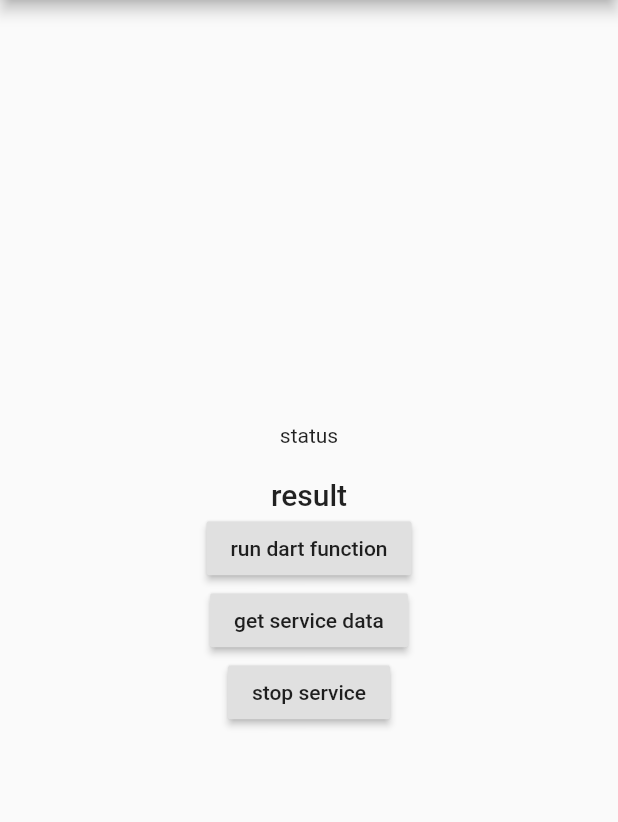
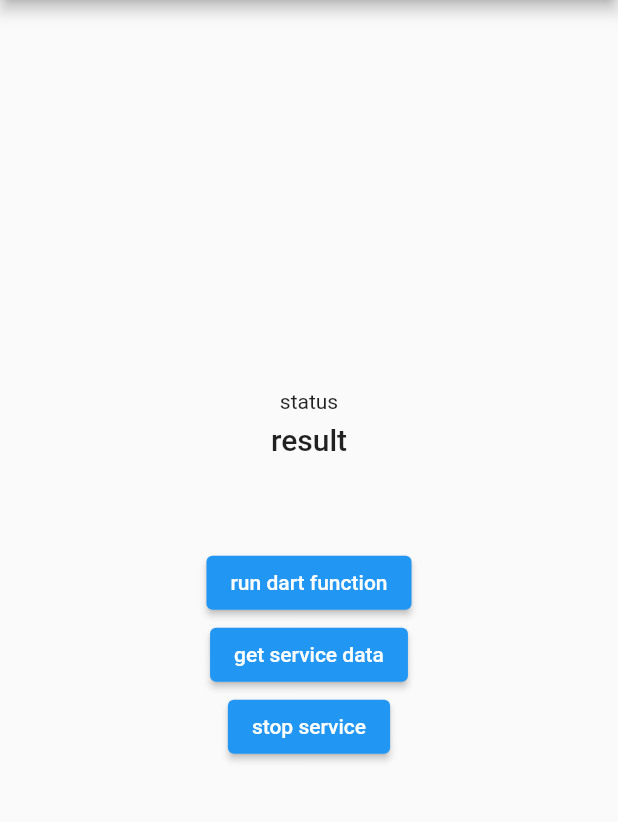
Before and after one commit to easazade/android_long_task, a Flutter app: the screen it shows after launch, on a phone screen of 412 x 824 dp, the part 84-906 px from its top. Run offline on Flutter 3.47's test engine with Material 2 defaults, Android fonts, the phone set to English and light mode, and no system bars.

Commit message:
feature: migrating to null safety

```diff
--- a/example/lib/main.dart
+++ b/example/lib/main.dart
@@ -38,7 +38,7 @@ class _MyHomePageState extends State<MyHomePage> {
 
   @override
   void initState() {
-    AppClient.observe.listen((json) {
+    AppClient.updates.listen((json) {
       var serviceData = AppServiceData.fromJson(json);
       setState(() {
         _status = serviceData.notificationDescription;
@@ -58,9 +58,10 @@ class _MyHomePageState extends State<MyHomePage> {
           mainAxisSize: MainAxisSize.min,
           children: [
             Text('$_status', textAlign: TextAlign.center),
-            SizedBox(height: 20),
+            SizedBox(height: 6),
             Text('$_result', textAlign: TextAlign.center, style: Theme.of(context).textTheme.headline6),
-            RaisedButton(
+            SizedBox(height: 60),
+            ElevatedButton(
               onPressed: () async {
                 try {
                   var result = await AppClient.execute(data);
@@ -73,7 +74,7 @@ class _MyHomePageState extends State<MyHomePage> {
               },
               child: Text('run dart function'),
             ),
-            RaisedButton(
+            ElevatedButton(
               onPressed: () async {
                 try {
                   var result = await AppClient.getData();
@@ -85,7 +86,7 @@ class _MyHomePageState extends State<MyHomePage> {
               },
               child: Text('get service data'),
             ),
-            RaisedButton(
+            ElevatedButton(
               onPressed: () async {
                 try {
                   await AppClient.stopService();
@@ -111,10 +112,10 @@ serviceMain() async {
     var serviceData = AppServiceData.fromJson(initialData);
     for (var i = 0; i < 100; i++) {
       print('dart -> $i');
-      data.progress = i;
-      var result2 = await ServiceClient.update(data);
+      serviceData.progress = i;
+      var result2 = await ServiceClient.update(serviceData);
       if (i > 10) {
-        await ServiceClient.endExecution(data);
+        await ServiceClient.endExecution(serviceData);
         var result = await ServiceClient.stopService();
         print(result);
       }
--- a/lib/long_task/app_client.dart
+++ b/lib/long_task/app_client.dart
@@ -12,11 +12,11 @@ class AppClient {
   static const _STOP_SERVICE = 'STOP_SERVICE';
   static const _RUN_DART_FUNCTION = 'RUN_DART_FUNCTION';
   static const _NOTIFY_UPDATE = 'NOTIFY_UPDATE';
-  static final _serviceDataStreamController = StreamController<Map<String, dynamic>>.broadcast();
+  static final _serviceDataStreamController = StreamController<Map<String, dynamic>?>.broadcast();
   static final MethodChannel channel = MethodChannel(_CHANNEL_NAME)
     ..setMethodCallHandler((call) async {
       if (call.method == _NOTIFY_UPDATE) {
-        var stringData = call.arguments as String;
+        var stringData = call.arguments as String?;
         if (stringData == null)
           _serviceDataStreamController.sink.add(null);
         else {
@@ -42,18 +42,14 @@ class AppClient {
     return json;
   }
 
-  // static Future<void> setInitialData(ServiceData serviceData) async {
-  //   await channel.invokeMethod(_SET_SERVICE_DATA, ServiceDataWrapper(serviceData).toJson());
-  // }
-
-  static Future<Map<String, dynamic>> getData() async {
-    var stringData = await channel.invokeMethod(_GET_SERVICE_DATA);
+  static Future<Map<String, dynamic>?> getData() async {
+    var stringData = await channel.invokeMethod(_GET_SERVICE_DATA) as String?;
     if (stringData == null) return null;
     Map<String, dynamic> json = jsonDecode(stringData);
     return json;
   }
 
-  static Stream<Map<String, dynamic>> get observe {
+  static Stream<Map<String, dynamic>?> get updates {
     try {
       //dirty fix
       getData();
--- a/pubspec.yaml
+++ b/pubspec.yaml
@@ -1,10 +1,10 @@
 name: android_long_task
 description: android long task is a flutter plugin to run dart code in an android foreground service with simplicity
-version: 0.3.3
+version: 0.5.3
 homepage: https://github.com/easazade/android-long-task
 
 environment:
-  sdk: ">=2.7.0 <3.0.0"
+  sdk: ">=2.12.0 <3.0.0"
   flutter: ">=1.20.0"
 
 dependencies:
```
Also changed, not shown: lib/long_task/service_client.dart (+5 -3 lines), example/pubspec.lock, 1 other file.
